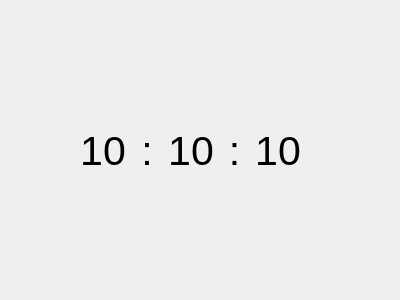
Before: the Qt Designer form 20191217/display.ui in penpen456/pyqt5_test, drawn with Qt 5.
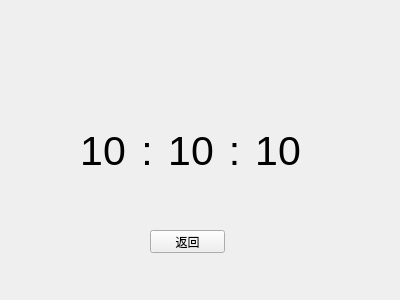
After: the same form once the commit is applied.

Commit message: 计时器--display窗口设置返回按钮

```diff
--- a/20191217/display.ui
+++ b/20191217/display.ui
@@ -19,7 +19,7 @@
   <property name="windowTitle">
    <string>Form</string>
   </property>
-  <widget class="QWidget" name="">
+  <widget class="QWidget" name="layoutWidget">
    <property name="geometry">
     <rect>
      <x>80</x>
@@ -106,6 +106,19 @@
     </item>
    </layout>
   </widget>
+  <widget class="QPushButton" name="pushButton_back">
+   <property name="geometry">
+    <rect>
+     <x>150</x>
+     <y>230</y>
+     <width>75</width>
+     <height>23</height>
+    </rect>
+   </property>
+   <property name="text">
+    <string>返回</string>
+   </property>
+  </widget>
  </widget>
  <resources/>
  <connections/>
```
The commit also changes 3 other files.
